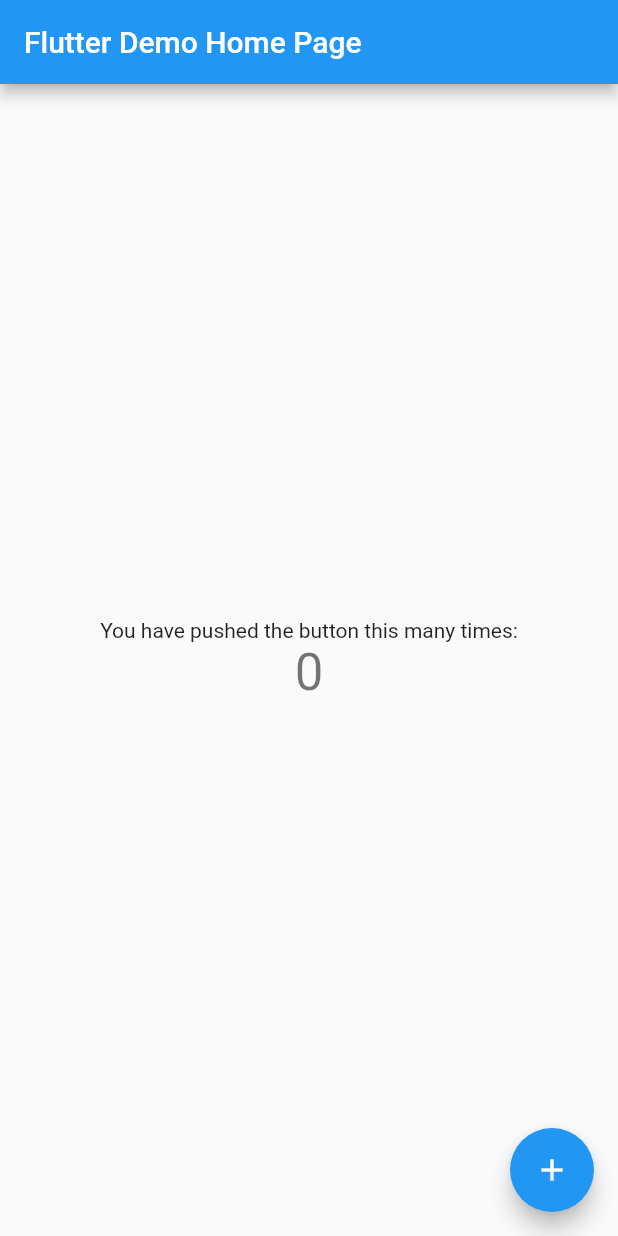
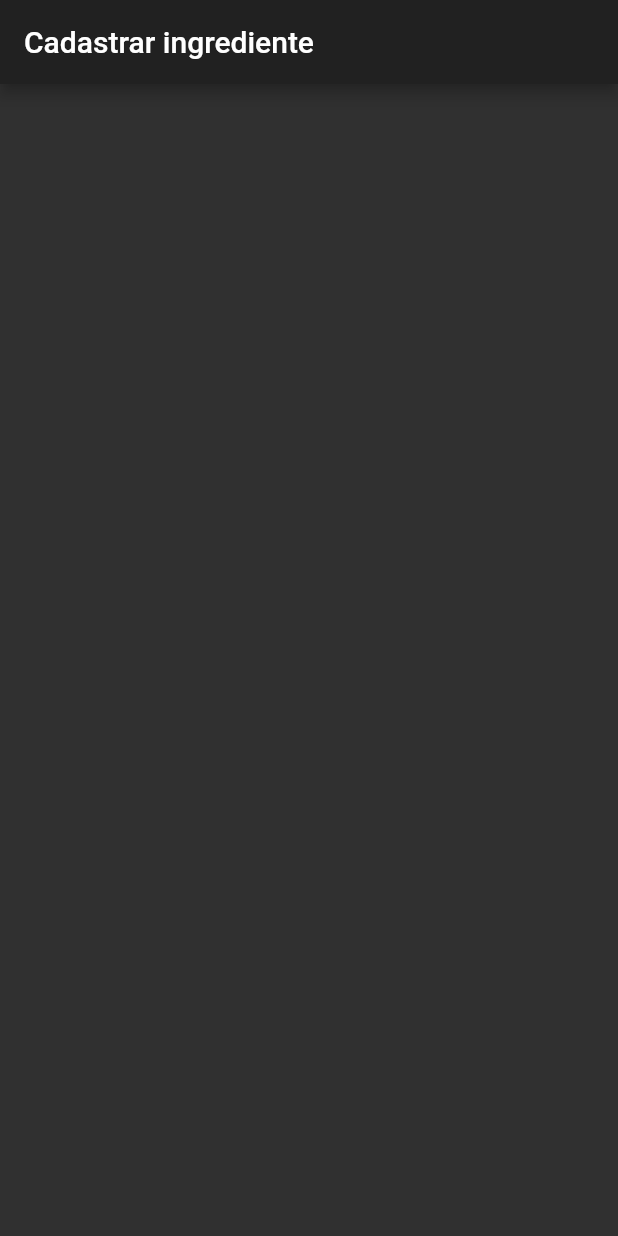
Before and after one commit to rafante/cookfornet, a Flutter app: the screen it shows after launch, on a phone screen of 412 x 824 dp. Run offline on Flutter 3.47's test engine with Material 2 defaults, Android fonts, the phone set to English and light mode, and no system bars; our stand-ins replace cloud_firestore; accounts and stored records are empty.

Commit message:
Fuça aí jussa

```diff
--- a/lib/main.dart
+++ b/lib/main.dart
@@ -1,111 +1,14 @@
+import 'package:cookfornet/views/pagina_ingrediente.dart';
 import 'package:flutter/material.dart';
 
-void main() => runApp(MyApp());
+void main() => runApp(CookForNetApp());
 
-class MyApp extends StatelessWidget {
-  // This widget is the root of your application.
+class CookForNetApp extends StatelessWidget {
   @override
   Widget build(BuildContext context) {
     return MaterialApp(
-      title: 'Flutter Demo',
-      theme: ThemeData(
-        // This is the theme of your application.
-        //
-        // Try running your application with "flutter run". You'll see the
-        // application has a blue toolbar. Then, without quitting the app, try
-        // changing the primarySwatch below to Colors.green and then invoke
-        // "hot reload" (press "r" in the console where you ran "flutter run",
-        // or simply save your changes to "hot reload" in a Flutter IDE).
-        // Notice that the counter didn't reset back to zero; the application
-        // is not restarted.
-        primarySwatch: Colors.blue,
-      ),
-      home: MyHomePage(title: 'Flutter Demo Home Page'),
+      theme: ThemeData.dark(),
+      home: PaginaIngrediente(),
     );
   }
-}
-
-class MyHomePage extends StatefulWidget {
-  MyHomePage({Key key, this.title}) : super(key: key);
-
-  // This widget is the home page of your application. It is stateful, meaning
-  // that it has a State object (defined below) that contains fields that affect
-  // how it looks.
-
-  // This class is the configuration for the state. It holds the values (in this
-  // case the title) provided by the parent (in this case the App widget) and
-  // used by the build method of the State. Fields in a Widget subclass are
-  // always marked "final".
-
-  final String title;
-
-  @override
-  _MyHomePageState createState() => _MyHomePageState();
-}
-
-class _MyHomePageState extends State<MyHomePage> {
-  int _counter = 0;
-
-  void _incrementCounter() {
-    setState(() {
-      // This call to setState tells the Flutter framework that something has
-      // changed in this State, which causes it to rerun the build method below
-      // so that the display can reflect the updated values. If we changed
-      // _counter without calling setState(), then the build method would not be
-      // called again, and so nothing would appear to happen.
-      _counter++;
-    });
-  }
-
-  @override
-  Widget build(BuildContext context) {
-    // This method is rerun every time setState is called, for instance as done
-    // by the _incrementCounter method above.
-    //
-    // The Flutter framework has been optimized to make rerunning build methods
-    // fast, so that you can just rebuild anything that needs updating rather
-    // than having to individually change instances of widgets.
-    return Scaffold(
-      appBar: AppBar(
-        // Here we take the value from the MyHomePage object that was created by
-        // the App.build method, and use it to set our appbar title.
-        title: Text(widget.title),
-      ),
-      body: Center(
-        // Center is a layout widget. It takes a single child and positions it
-        // in the middle of the parent.
-        child: Column(
-          // Column is also layout widget. It takes a list of children and
-          // arranges them vertically. By default, it sizes itself to fit its
-          // children horizontally, and tries to be as tall as its parent.
-          //
-          // Invoke "debug painting" (press "p" in the console, choose the
-          // "Toggle Debug Paint" action from the Flutter Inspector in Android
-          // Studio, or the "Toggle Debug Paint" command in Visual Studio Code)
-          // to see the wireframe for each widget.
-          //
-          // Column has various properties to control how it sizes itself and
-          // how it positions its children. Here we use mainAxisAlignment to
-          // center the children vertically; the main axis here is the vertical
-          // axis because Columns are vertical (the cross axis would be
-          // horizontal).
-          mainAxisAlignment: MainAxisAlignment.center,
-          children: <Widget>[
-            Text(
-              'You have pushed the button this many times:',
-            ),
-            Text(
-              '$_counter',
-              style: Theme.of(context).textTheme.display1,
-            ),
-          ],
-        ),
-      ),
-      floatingActionButton: FloatingActionButton(
-        onPressed: _incrementCounter,
-        tooltip: 'Increment',
-        child: Icon(Icons.add),
-      ), // This trailing comma makes auto-formatting nicer for build methods.
-    );
-  }
-}
+} //vamos memso hahahahah vamos sim vai veno hehe o veo vendo
--- /dev/null
+++ b/lib/models/comentario.dart
@@ -0,0 +1 @@
+class Comentario {}
--- /dev/null
+++ b/lib/models/foto.dart
@@ -0,0 +1 @@
+class Foto {}
--- /dev/null
+++ b/lib/models/modelo.dart
@@ -0,0 +1,4 @@
+abstract class Modelo {
+  salvar();
+  ler();
+}
--- /dev/null
+++ b/lib/models/usuario.dart
@@ -0,0 +1 @@
+class Usuario {}
--- /dev/null
+++ b/lib/models/video.dart
@@ -0,0 +1 @@
+class Video {}
--- /dev/null
+++ b/lib/views/pagina_ingrediente.dart
@@ -0,0 +1,22 @@
+import 'package:flutter/material.dart';
+
+class PaginaIngrediente extends StatefulWidget {
+  @override
+  _PaginaIngredienteState createState() => _PaginaIngredienteState();
+}
+
+class _PaginaIngredienteState extends State<PaginaIngrediente> {
+  @override
+  Widget build(BuildContext context) {
+    return Scaffold(
+      appBar: getBarraTopo(),
+    ); //vamos comecar com um Scaffold
+  }
+
+  getBarraTopo() {
+    return AppBar(
+      title: Text('Cadastrar ingrediente'),
+    );
+  }
+}
+//criada a pagina de ingrediente, vamos colocar pra ela ser a primeira página do app
--- a/pubspec.yaml
+++ b/pubspec.yaml
@@ -19,6 +19,7 @@ environment:
 dependencies:
   flutter:
     sdk: flutter
+  cloud_firestore: ^0.10.0
 
   # The following adds the Cupertino Icons font to your application.
   # Use with the CupertinoIcons class for iOS style icons.
```
Also changed, not shown: lib/models/componente.dart (added, +8 -0 lines), lib/models/ingrediente.dart (added, +27 -0 lines), lib/models/receita.dart (added, +30 -0 lines), lib/models/transformacao.dart (added, +10 -0 lines), lib/models/utensilio.dart (added, +19 -0 lines), pubspec.lock, 5 other files.
